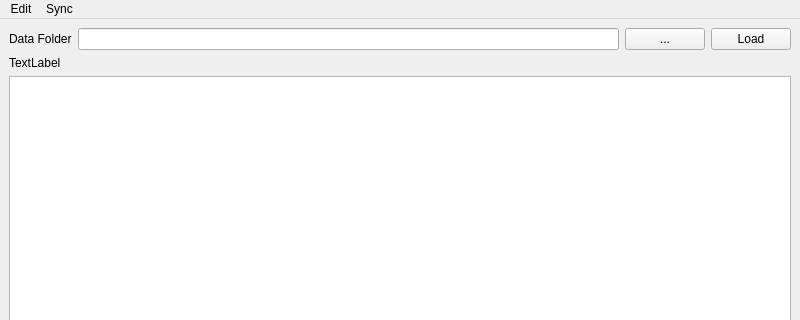
open-AIMS/reefscan_desktop_data_manager, file src/aims/app.ui: the form before one commit; both pictures show x 0 to 800 and y 0 to 320 of the 800 by 600 pixel window.
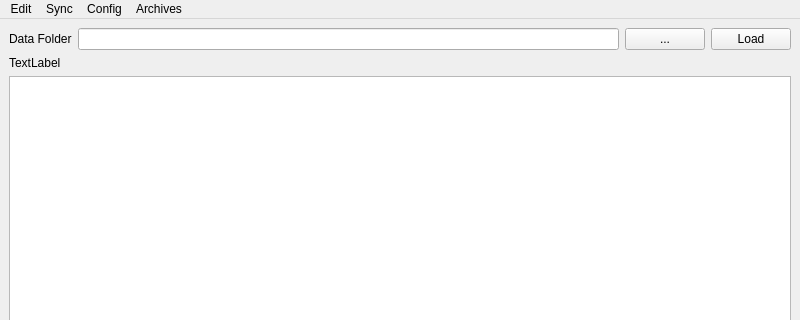
The form after the commit.

Diff of the .ui file:
```diff
--- a/src/aims/app.ui
+++ b/src/aims/app.ui
@@ -57,7 +57,7 @@
      <x>0</x>
      <y>0</y>
      <width>800</width>
-     <height>26</height>
+     <height>21</height>
     </rect>
    </property>
    <widget class="QMenu" name="menuEdit">
@@ -73,10 +73,24 @@
     </property>
     <addaction name="actionTo_Reefscan"/>
     <addaction name="actionFrom_Aquisition_Hardware"/>
+   </widget>
+   <widget class="QMenu" name="menuConfig">
+    <property name="title">
+     <string>Config</string>
+    </property>
+    <addaction name="actionHardware_folder"/>
+    <addaction name="actionServer_Folder"/>
+   </widget>
+   <widget class="QMenu" name="menuArchives">
+    <property name="title">
+     <string>Archives</string>
+    </property>
     <addaction name="actionShow_Archives"/>
    </widget>
    <addaction name="menuEdit"/>
    <addaction name="menuSync"/>
+   <addaction name="menuConfig"/>
+   <addaction name="menuArchives"/>
   </widget>
   <widget class="QStatusBar" name="statusbar"/>
   <action name="actionSites">
```
Left out of the diff: 18 changed lines with no effect on the pictures.
